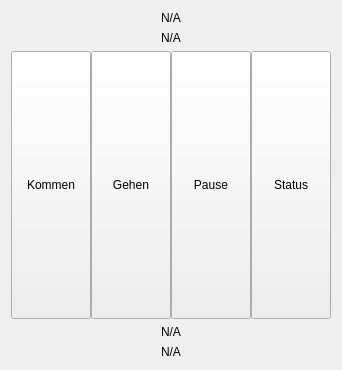
The window that src/XATime/ui/TerminalView.ui (bsimpson888/xatime) describes before a commit, drawn with Qt 5.
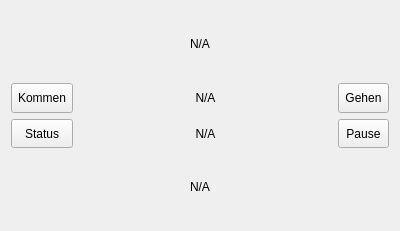
The same window after the commit. Icons and pictures are not drawn.

Commit message: Icons integriert und erstes css gebaut

```diff
--- a/src/XATime/ui/TerminalView.ui
+++ b/src/XATime/ui/TerminalView.ui
@@ -6,8 +6,8 @@
    <rect>
     <x>0</x>
     <y>0</y>
-    <width>342</width>
-    <height>370</height>
+    <width>400</width>
+    <height>231</height>
    </rect>
   </property>
   <property name="windowTitle">
@@ -25,24 +25,13 @@
     </widget>
    </item>
    <item row="1" column="0">
-    <widget class="QLabel" name="labelMode">
-     <property name="text">
-      <string>N/A</string>
-     </property>
-     <property name="alignment">
-      <set>Qt::AlignCenter</set>
-     </property>
-    </widget>
-   </item>
-   <item row="2" column="0">
     <layout class="QHBoxLayout" name="horizontalLayout">
-     <property name="spacing">
-      <number>0</number>
-     </property>
      <item>
-      <widget class="QPushButton" name="pbKommen">
+      <layout class="QVBoxLayout" name="verticalLayout">
+       <item>
+        <widget class="QToolButton" name="pbKommen">
        <property name="sizePolicy">
-        <sizepolicy hsizetype="Expanding" vsizetype="Expanding">
+          <sizepolicy hsizetype="Preferred" vsizetype="Preferred">
          <horstretch>0</horstretch>
          <verstretch>0</verstretch>
         </sizepolicy>
@@ -50,12 +39,94 @@
        <property name="text">
         <string>Kommen</string>
        </property>
+         <property name="icon">
+          <iconset resource="../../../resources/resources.qrc">
+           <normaloff>:/icons/kommen.svg</normaloff>:/icons/kommen.svg</iconset>
+         </property>
+         <property name="iconSize">
+          <size>
+           <width>50</width>
+           <height>50</height>
+          </size>
+         </property>
+         <property name="toolButtonStyle">
+          <enum>Qt::ToolButtonTextUnderIcon</enum>
+         </property>
+         <property name="autoRaise">
+          <bool>false</bool>
+         </property>
       </widget>
      </item>
      <item>
-      <widget class="QPushButton" name="pbGehen">
+        <widget class="QToolButton" name="pbStatus">
        <property name="sizePolicy">
-        <sizepolicy hsizetype="Expanding" vsizetype="Expanding">
+          <sizepolicy hsizetype="Preferred" vsizetype="Preferred">
+           <horstretch>0</horstretch>
+           <verstretch>0</verstretch>
+          </sizepolicy>
+         </property>
+         <property name="text">
+          <string>Status</string>
+         </property>
+         <property name="icon">
+          <iconset resource="../../../resources/resources.qrc">
+           <normaloff>:/icons/status.svg</normaloff>:/icons/status.svg</iconset>
+         </property>
+         <property name="iconSize">
+          <size>
+           <width>50</width>
+           <height>50</height>
+          </size>
+         </property>
+         <property name="toolButtonStyle">
+          <enum>Qt::ToolButtonTextUnderIcon</enum>
+         </property>
+        </widget>
+       </item>
+      </layout>
+     </item>
+     <item>
+      <layout class="QVBoxLayout" name="verticalLayout_3">
+       <item>
+        <widget class="QLabel" name="labelMiddleUpper">
+         <property name="sizePolicy">
+          <sizepolicy hsizetype="Expanding" vsizetype="Preferred">
+           <horstretch>0</horstretch>
+           <verstretch>0</verstretch>
+          </sizepolicy>
+         </property>
+         <property name="text">
+          <string>N/A</string>
+         </property>
+         <property name="alignment">
+          <set>Qt::AlignCenter</set>
+         </property>
+        </widget>
+       </item>
+       <item>
+        <widget class="QLabel" name="labelMiddleLower">
+         <property name="sizePolicy">
+          <sizepolicy hsizetype="Expanding" vsizetype="Preferred">
+           <horstretch>0</horstretch>
+           <verstretch>0</verstretch>
+          </sizepolicy>
+         </property>
+         <property name="text">
+          <string>N/A</string>
+         </property>
+         <property name="alignment">
+          <set>Qt::AlignCenter</set>
+         </property>
+        </widget>
+       </item>
+      </layout>
+     </item>
+     <item>
+      <layout class="QVBoxLayout" name="verticalLayout_2">
+       <item>
+        <widget class="QToolButton" name="pbGehen">
+         <property name="sizePolicy">
+          <sizepolicy hsizetype="Preferred" vsizetype="Preferred">
          <horstretch>0</horstretch>
          <verstretch>0</verstretch>
         </sizepolicy>
@@ -63,12 +134,25 @@
        <property name="text">
         <string>Gehen</string>
        </property>
+         <property name="icon">
+          <iconset resource="../../../resources/resources.qrc">
+           <normaloff>:/icons/gehen.svg</normaloff>:/icons/gehen.svg</iconset>
+         </property>
+         <property name="iconSize">
+          <size>
+           <width>50</width>
+           <height>50</height>
+          </size>
+         </property>
+         <property name="toolButtonStyle">
+          <enum>Qt::ToolButtonTextUnderIcon</enum>
+         </property>
       </widget>
      </item>
      <item>
-      <widget class="QPushButton" name="pbPause">
+        <widget class="QToolButton" name="pbPause">
        <property name="sizePolicy">
-        <sizepolicy hsizetype="Expanding" vsizetype="Expanding">
+          <sizepolicy hsizetype="Preferred" vsizetype="Preferred">
          <horstretch>0</horstretch>
          <verstretch>0</verstretch>
         </sizepolicy>
@@ -76,34 +160,26 @@
        <property name="text">
         <string>Pause</string>
        </property>
-      </widget>
-     </item>
-     <item>
-      <widget class="QPushButton" name="pbStatus">
-       <property name="sizePolicy">
-        <sizepolicy hsizetype="Expanding" vsizetype="Expanding">
-         <horstretch>0</horstretch>
-         <verstretch>0</verstretch>
-        </sizepolicy>
-       </property>
-       <property name="text">
-        <string>Status</string>
-       </property>
+         <property name="icon">
+          <iconset resource="../../../resources/resources.qrc">
+           <normaloff>:/icons/pause.svg</normaloff>:/icons/pause.svg</iconset>
+         </property>
+         <property name="iconSize">
+          <size>
+           <width>50</width>
+           <height>50</height>
+          </size>
+         </property>
+         <property name="toolButtonStyle">
+          <enum>Qt::ToolButtonTextUnderIcon</enum>
+         </property>
       </widget>
      </item>
     </layout>
    </item>
-   <item row="3" column="0">
-    <widget class="QLabel" name="labelName">
-     <property name="text">
-      <string>N/A</string>
-     </property>
-     <property name="alignment">
-      <set>Qt::AlignCenter</set>
-     </property>
-    </widget>
+    </layout>
    </item>
-   <item row="4" column="0">
+   <item row="2" column="0">
     <widget class="QLabel" name="labelStatus">
      <property name="text">
       <string>N/A</string>
```
Left out of the diff: 4 changed lines with no effect on the pictures. Lines whose indentation alone changed are shown as unchanged. The commit also changes 6 other files.
